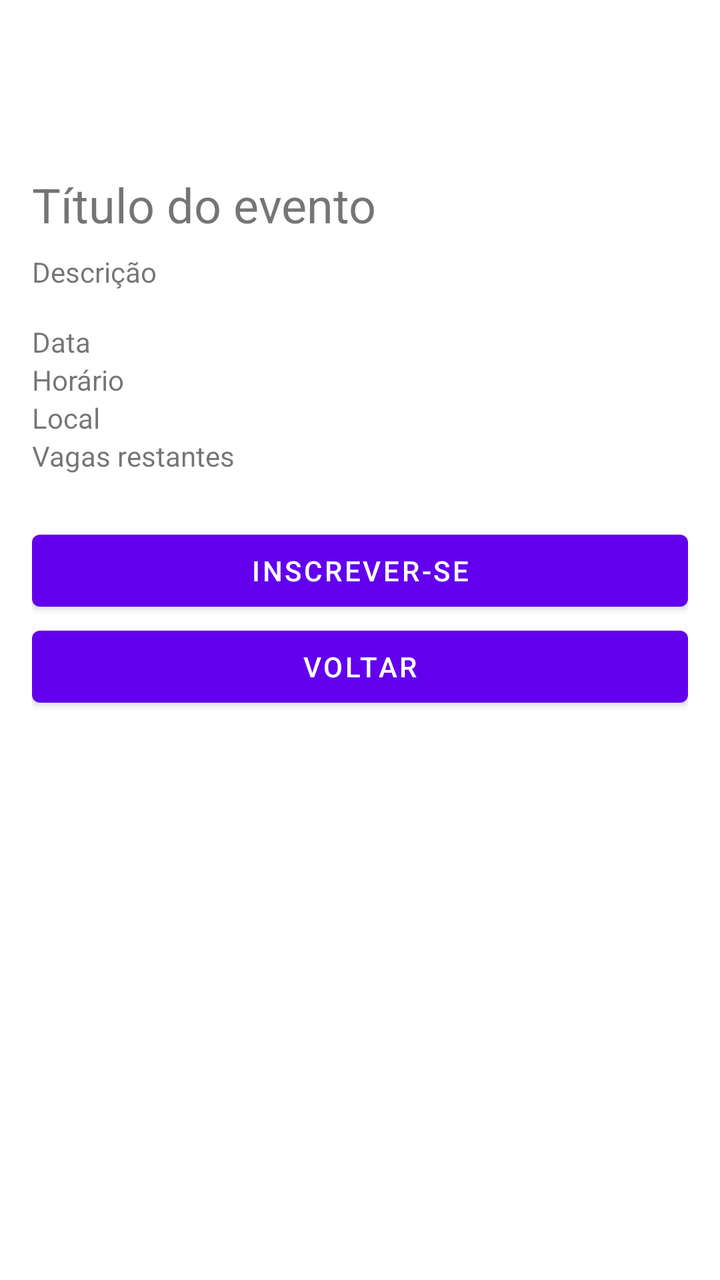
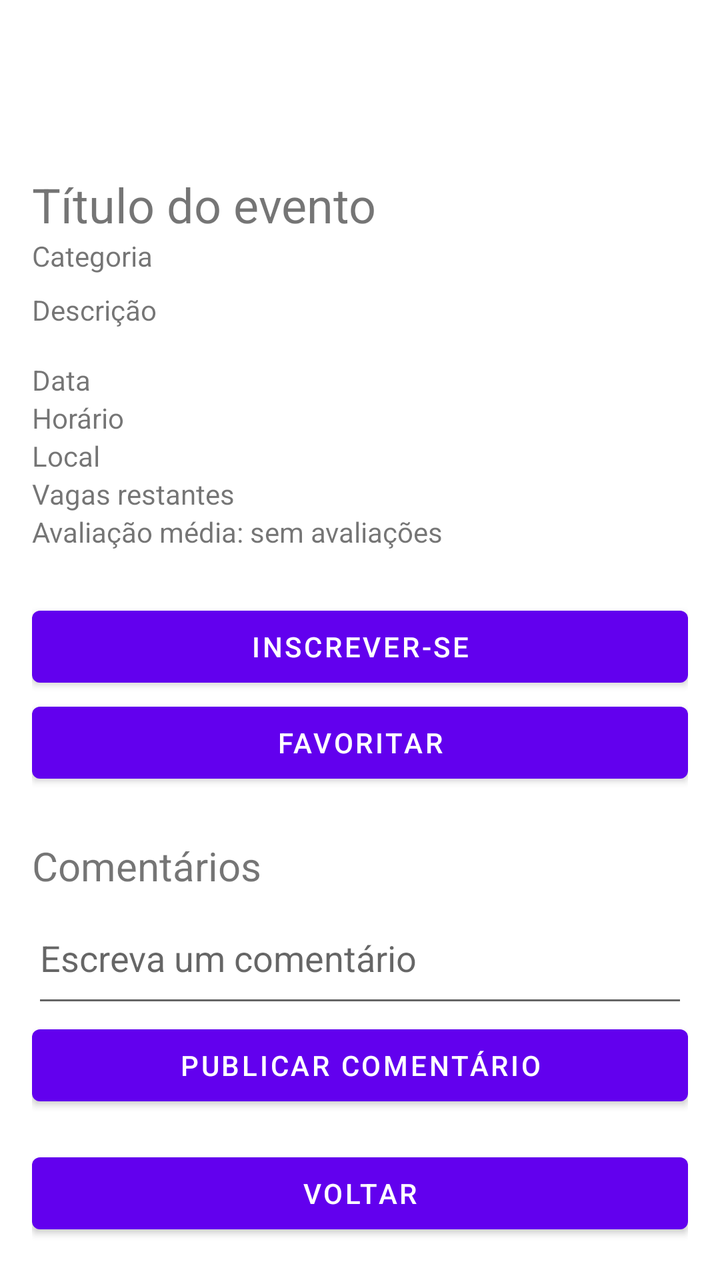

Compare the two renders of this Android layout. The source of the first and the diff that turns it into the second are given below.
<!-- AndroidManifest.xml: application theme Theme.CampusHub -->
<!-- res/layout/activity_event_details.xml -->
<?xml version="1.0" encoding="utf-8"?>
<ScrollView xmlns:android="http://schemas.android.com/apk/res/android"
    android:layout_width="match_parent"
    android:layout_height="match_parent">

    <LinearLayout
        android:layout_width="match_parent"
        android:layout_height="wrap_content"
        android:orientation="vertical"
        android:padding="16dp">

        <TextView
            android:id="@+id/tvTituloDetalhe"
            android:layout_width="match_parent"
            android:layout_height="wrap_content"
            android:text="Título do evento"
            android:textSize="24sp"
            android:layout_marginTop="70sp"/>

        <TextView
            android:id="@+id/tvDescricaoDetalhe"
            android:layout_width="match_parent"
            android:layout_height="wrap_content"
            android:layout_marginTop="8dp"
            android:text="Descrição" />

        <TextView
            android:id="@+id/tvDataDetalhe"
            android:layout_width="match_parent"
            android:layout_height="wrap_content"
            android:layout_marginTop="16dp"
            android:text="Data" />

        <TextView
            android:id="@+id/tvHorarioDetalhe"
            android:layout_width="match_parent"
            android:layout_height="wrap_content"
            android:text="Horário" />

        <TextView
            android:id="@+id/tvLocalDetalhe"
            android:layout_width="match_parent"
            android:layout_height="wrap_content"
            android:text="Local" />

        <TextView
            android:id="@+id/tvVagasDetalhe"
            android:layout_width="match_parent"
            android:layout_height="wrap_content"
            android:text="Vagas restantes" />

        <Button
            android:id="@+id/btnInscrever"
            android:layout_width="match_parent"
            android:layout_height="wrap_content"
            android:layout_marginTop="24dp"
            android:text="Inscrever-se" />

        <Button
            android:id="@+id/btnVoltar"
            android:layout_width="match_parent"
            android:layout_height="wrap_content"
            android:text="Voltar" />

    </LinearLayout>
</ScrollView>
<!-- resources referenced by this layout -->
<resources>
  <style name="Theme.CampusHub" parent="Theme.MaterialComponents.DayNight.DarkActionBar">
          
          <item name="colorPrimary">@color/purple_500</item>
          <item name="colorPrimaryVariant">@color/purple_700</item>
          <item name="colorOnPrimary">@color/white</item>
          
          <item name="colorSecondary">@color/teal_200</item>
          <item name="colorSecondaryVariant">@color/teal_700</item>
          <item name="colorOnSecondary">@color/black</item>
          
          <item name="android:statusBarColor">?attr/colorPrimaryVariant</item>
          
      </style>
  <color name="purple_500">#FF6200EE</color>
  <color name="purple_700">#FF3700B3</color>
  <color name="white">#FFFFFFFF</color>
  <color name="teal_200">#FF03DAC5</color>
  <color name="teal_700">#FF018786</color>
  <color name="black">#FF000000</color>
</resources>

<!-- the commit's change to res/layout/activity_event_details.xml (unified diff, before → after) -->
@@ -16,6 +16,12 @@
             android:text="Título do evento"
             android:textSize="24sp"
             android:layout_marginTop="70sp"/>
+
+        <TextView
+            android:id="@+id/tvCategoriaDetalhe"
+            android:layout_width="match_parent"
+            android:layout_height="wrap_content"
+            android:text="Categoria" />
 
         <TextView
             android:id="@+id/tvDescricaoDetalhe"
@@ -49,6 +55,12 @@
             android:layout_height="wrap_content"
             android:text="Vagas restantes" />
 
+        <TextView
+            android:id="@+id/tvMediaDetalhe"
+            android:layout_width="match_parent"
+            android:layout_height="wrap_content"
+            android:text="Avaliação média: sem avaliações" />
+
         <Button
             android:id="@+id/btnInscrever"
             android:layout_width="match_parent"
@@ -57,9 +69,80 @@
             android:text="Inscrever-se" />
 
         <Button
+            android:id="@+id/btnFavoritar"
+            android:layout_width="match_parent"
+            android:layout_height="wrap_content"
+            android:text="Favoritar" />
+
+        <LinearLayout
+            android:id="@+id/layoutAvaliacao"
+            android:layout_width="match_parent"
+            android:layout_height="wrap_content"
+            android:layout_marginTop="16dp"
+            android:orientation="vertical"
+            android:visibility="gone">
+
+            <TextView
+                android:layout_width="wrap_content"
+                android:layout_height="wrap_content"
+                android:text="Sua avaliação"
+                android:textSize="18sp" />
+
+            <RatingBar
+                android:id="@+id/ratingBarAvaliacao"
+                android:layout_width="wrap_content"
+                android:layout_height="wrap_content"
+                android:numStars="5"
+                android:stepSize="1" />
+
+            <Button
+                android:id="@+id/btnAvaliar"
+                android:layout_width="match_parent"
+                android:layout_height="wrap_content"
+                android:text="Enviar avaliação" />
+
+        </LinearLayout>
+
+        <TextView
+            android:layout_width="wrap_content"
+            android:layout_height="wrap_content"
+            android:layout_marginTop="24dp"
+            android:text="Comentários"
+            android:textSize="20sp" />
+
+        <EditText
+            android:id="@+id/editComentario"
+            android:layout_width="match_parent"
+            android:layout_height="wrap_content"
+            android:hint="Escreva um comentário"
+            android:inputType="textMultiLine"
+            android:minLines="2" />
+
+        <Button
+            android:id="@+id/btnComentar"
+            android:layout_width="match_parent"
+            android:layout_height="wrap_content"
+            android:text="Publicar comentário" />
+
+        <TextView
+            android:id="@+id/tvNenhumComentario"
+            android:layout_width="wrap_content"
+            android:layout_height="wrap_content"
+            android:layout_marginTop="8dp"
+            android:text="Nenhum comentário ainda"
+            android:visibility="gone" />
+
+        <androidx.recyclerview.widget.RecyclerView
+            android:id="@+id/recyclerComentarios"
+            android:layout_width="match_parent"
+            android:layout_height="wrap_content"
+            android:nestedScrollingEnabled="false" />
+
+        <Button
             android:id="@+id/btnVoltar"
             android:layout_width="match_parent"
             android:layout_height="wrap_content"
+            android:layout_marginTop="16dp"
             android:text="Voltar" />
 
     </LinearLayout>
